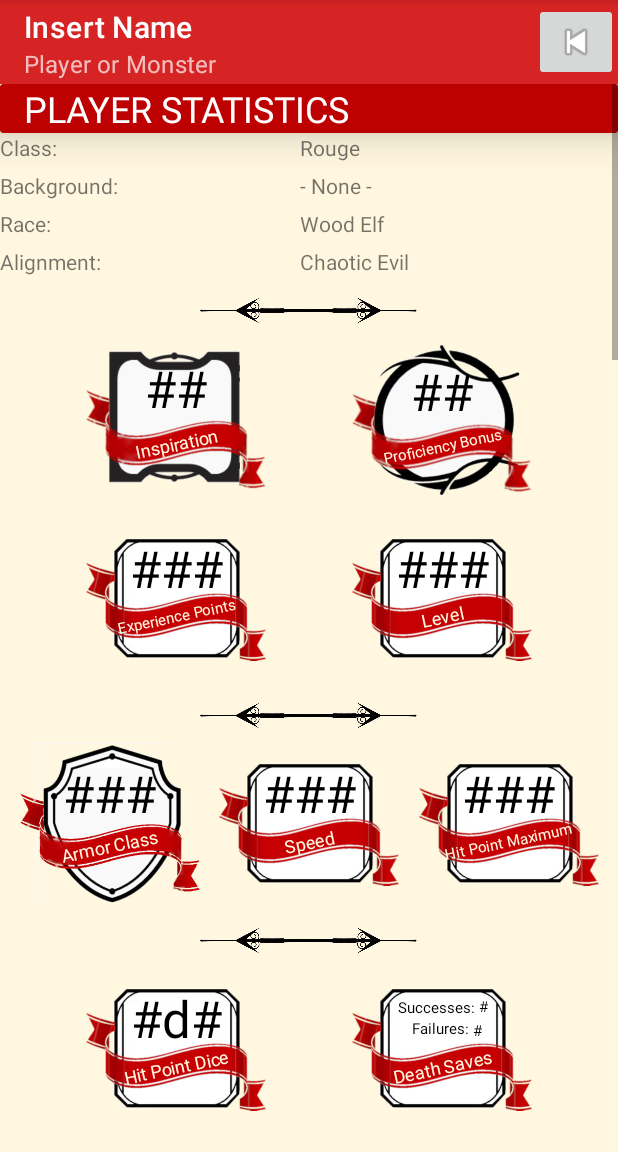
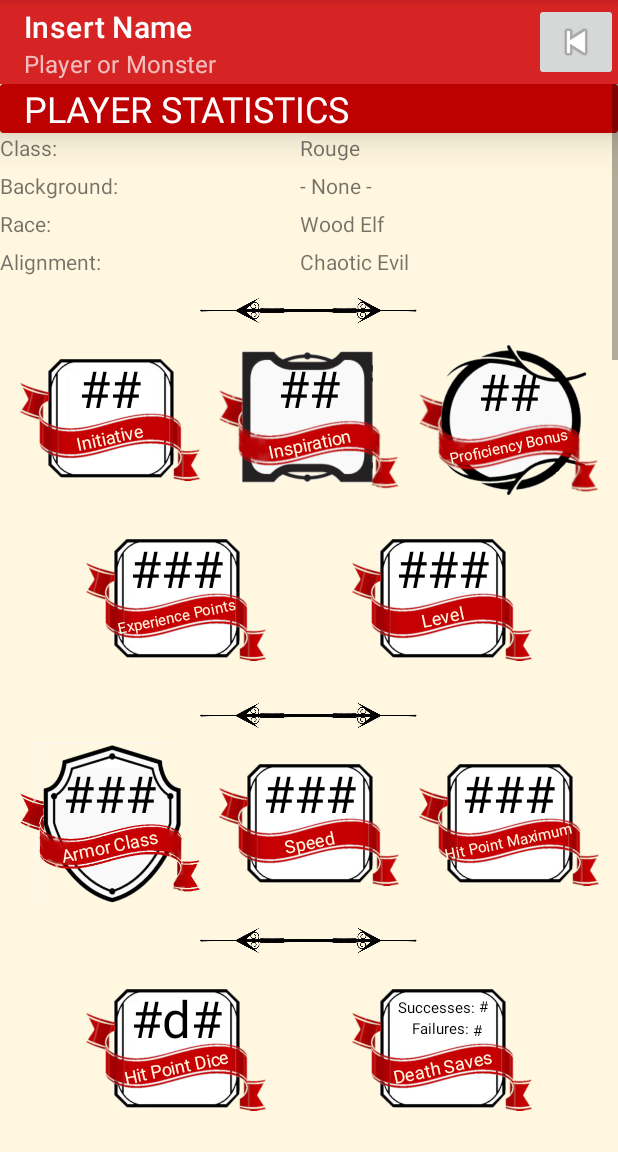
Before and after one commit to shastye/C.Gen, an Android app: the ViewCharacterActivity screen opened directly, with no data from a screen before it, on a phone screen of 412 x 824 dp, the part 84-1236 px from its top. Run offline under Robolectric (Android 15) with nearby library versions, the phone set to English and light mode, and no system bars; our stand-ins replace Firebase (no records; nobody signed in at launch, a user with empty details on screens opened directly); 3 statements that could not run were skipped.

Commit message:
Added UI for Initiative

```diff
--- a/app/src/main/java/Utility/Utility.java
+++ b/app/src/main/java/Utility/Utility.java
@@ -47,6 +47,7 @@ public class Utility {
         public static final String PROFICIENCIES_VECTOR = "proficiencies";
         public static final String PROFICIENCY_BONUS = "proficiency_bonus";
         public static final String SAVING_THROWS_VECTOR = "saving throws";
+        public static final String INITIATIVE = "initiative";
 
         // from Monster Class
         public static final String TYPE = "type";
--- a/app/src/main/java/com/clubbpc/cgen/ViewCharacterActivity.kt
+++ b/app/src/main/java/com/clubbpc/cgen/ViewCharacterActivity.kt
@@ -481,6 +481,9 @@ class ViewCharacterActivity : AppCompatActivity() {
             }
         }
         otherProf_textView.text = temp
+
+        val init_textView = findViewById<TextView>(R.id.initiative_textView_actual)
+        init_textView.text = _player._initiative.toString()
     }
     private fun setInformation(_monster : CharacterPackage.Monster) {
         // TODO: MOVE TO OWN XML FILE
--- a/app/src/main/res/layout/activity_view_character.xml
+++ b/app/src/main/res/layout/activity_view_character.xml
@@ -190,12 +190,53 @@
                 android:layout_below="@id/image_divider0">
 
                 <ImageView
+                    android:id="@+id/initiative_frame_imageView"
+                    android:layout_width="@dimen/image_width"
+                    android:layout_height="120dp"
+                    app:layout_constraintBottom_toBottomOf="parent"
+                    app:layout_constraintEnd_toStartOf="@+id/insp_frame_imageView"
+                    app:layout_constraintStart_toStartOf="parent"
+                    app:layout_constraintTop_toTopOf="parent"
+                    app:layout_constraintVertical_bias="0.0"
+                    app:srcCompat="@drawable/generic_square" />
+
+                <TextView
+                    android:id="@+id/initiative_textView"
+                    android:layout_width="110dp"
+                    android:layout_height="20dp"
+                    android:layout_marginTop="22dp"
+                    android:gravity="center"
+                    android:rotation="-12"
+                    android:text="Initiative"
+                    android:textColor="@color/parchment"
+                    android:textSize="12sp"
+                    app:layout_constraintBottom_toBottomOf="@+id/initiative_frame_imageView"
+                    app:layout_constraintEnd_toEndOf="@+id/initiative_frame_imageView"
+                    app:layout_constraintStart_toStartOf="@+id/initiative_frame_imageView"
+                    app:layout_constraintTop_toTopOf="parent" />
+
+                <TextView
+                    android:id="@+id/initiative_textView_actual"
+                    android:layout_width="wrap_content"
+                    android:layout_height="wrap_content"
+                    android:layout_marginTop="16dp"
+                    android:gravity="center"
+                    android:text="##"
+                    android:textColor="@color/black"
+                    android:textSize="34sp"
+                    app:layout_constraintBottom_toBottomOf="@+id/initiative_frame_imageView"
+                    app:layout_constraintEnd_toEndOf="@+id/initiative_frame_imageView"
+                    app:layout_constraintStart_toStartOf="@+id/initiative_frame_imageView"
+                    app:layout_constraintTop_toTopOf="parent"
+                    app:layout_constraintVertical_bias="0.0" />
+
+                <ImageView
                     android:id="@+id/insp_frame_imageView"
                     android:layout_width="@dimen/image_width"
                     android:layout_height="120dp"
                     app:layout_constraintBottom_toBottomOf="parent"
                     app:layout_constraintEnd_toStartOf="@+id/profBonus_frame_imageView"
-                    app:layout_constraintStart_toStartOf="parent"
+                    app:layout_constraintStart_toEndOf="@+id/initiative_frame_imageView"
                     app:layout_constraintTop_toTopOf="parent"
                     app:layout_constraintVertical_bias="0.0"
                     app:srcCompat="@drawable/bold_square" />
```
Also changed, not shown: app/src/main/java/CharacterPackage/Character.java (+27 -4 lines).
